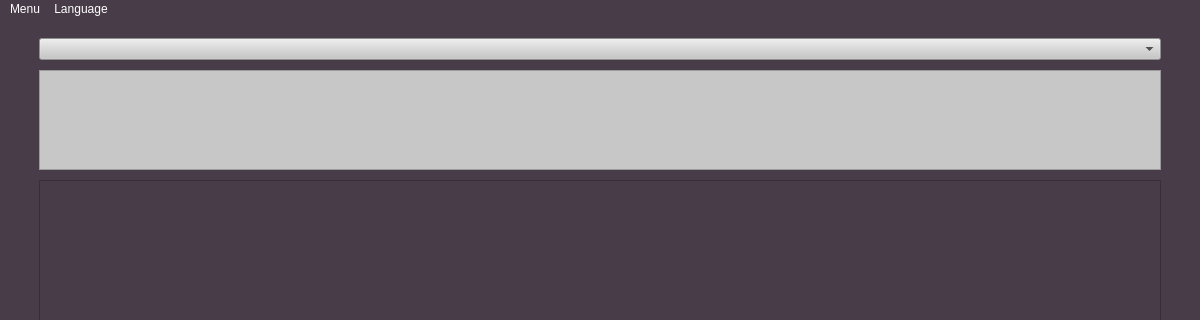
Before: the Qt Designer form mainwindow.ui in Morality336/BotDetective, drawn with Qt 5; both pictures show x 0 to 1200 and y 0 to 320 of the 1200 by 800 pixel window.
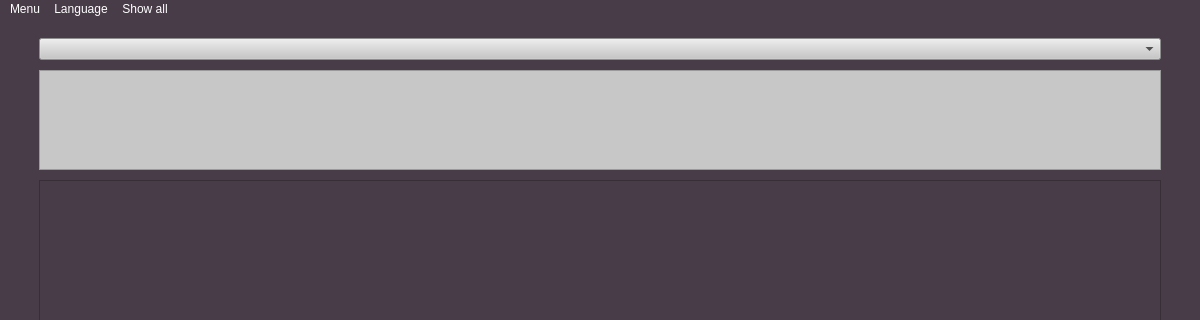
After: the same form once the commit is applied. Icons and pictures are not drawn.

Patch:
```diff
--- a/mainwindow.ui
+++ b/mainwindow.ui
@@ -174,8 +174,17 @@
     <addaction name="actionEng"/>
     <addaction name="actionUkr"/>
    </widget>
+   <widget class="QMenu" name="menuShow_All">
+    <property name="title">
+     <string>Show all</string>
+    </property>
+    <addaction name="actionDentists"/>
+    <addaction name="actionSpecializations"/>
+    <addaction name="actionDentistry"/>
+   </widget>
    <addaction name="menuHelp"/>
    <addaction name="menuLanguage"/>
+   <addaction name="menuShow_All"/>
   </widget>
   <widget class="QStatusBar" name="statusbar"/>
   <action name="actHelp">
```
Left out of the diff: 21 changed lines with no effect on the pictures.
